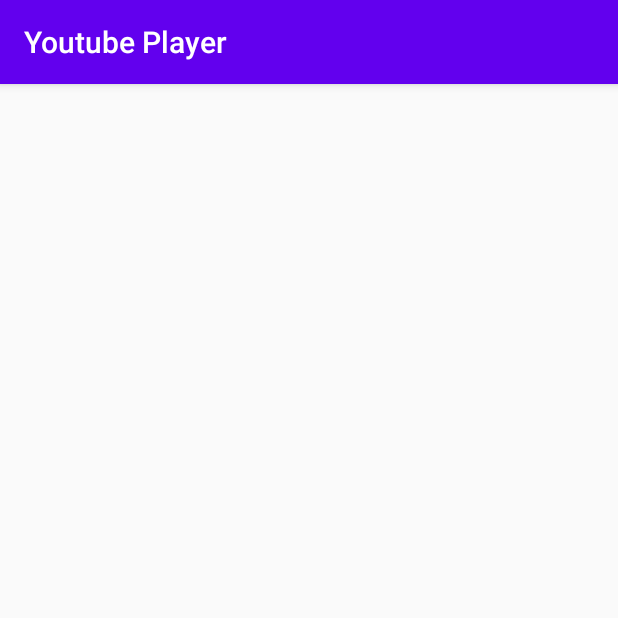
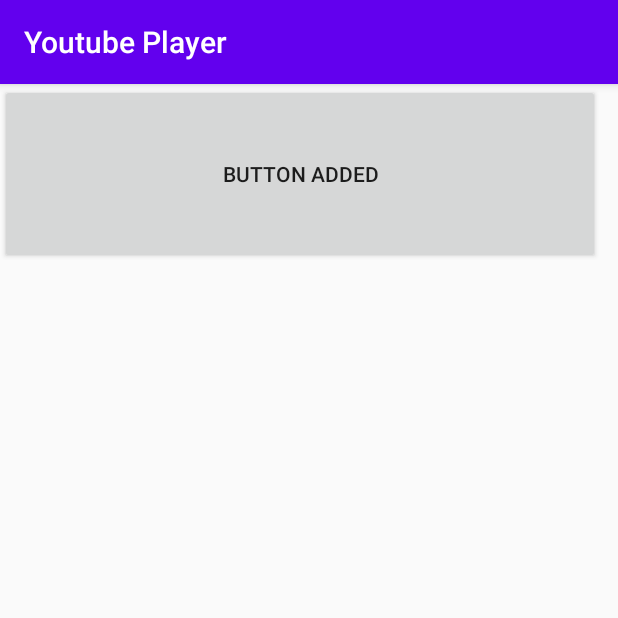
Before and after one commit to iamspd2/youtube-player-app, an Android app: the YoutubeActivity screen opened directly, with no data from a screen before it, on a phone screen of 412 x 824 dp, the top half of it. Run offline under Robolectric (Android 15) with nearby library versions, the phone set to English and light mode, and no system bars; libraries missing offline, so code that uses them is left out: com.google.android.youtube.

Commit message:
Add dynamic activity

```diff
--- a/app/src/main/java/com/srajdash/myapplication/YoutubeActivity.kt
+++ b/app/src/main/java/com/srajdash/myapplication/YoutubeActivity.kt
@@ -1,11 +1,35 @@
 package com.srajdash.myapplication
 
-import androidx.appcompat.app.AppCompatActivity
 import android.os.Bundle
+import android.widget.Button
+import androidx.constraintlayout.widget.ConstraintLayout
+import com.google.android.youtube.player.YouTubeBaseActivity
+import com.google.android.youtube.player.YouTubeInitializationResult
+import com.google.android.youtube.player.YouTubePlayer
 
-class YoutubeActivity : AppCompatActivity() {
+class YoutubeActivity : YouTubeBaseActivity(), YouTubePlayer.OnInitializedListener {
     override fun onCreate(savedInstanceState: Bundle?) {
         super.onCreate(savedInstanceState)
         setContentView(R.layout.activity_youtube)
+        val layout = findViewById<ConstraintLayout>(R.id.activity_youtube)
+        val button1 = Button(this)
+        button1.layoutParams = ConstraintLayout.LayoutParams(600,180)
+        button1.text = "Button added"
+        layout.addView((button1))
+    }
+
+    override fun onInitializationSuccess(
+        p0: YouTubePlayer.Provider?,
+        p1: YouTubePlayer?,
+        p2: Boolean
+    ) {
+        TODO("Not yet implemented")
+    }
+
+    override fun onInitializationFailure(
+        p0: YouTubePlayer.Provider?,
+        p1: YouTubeInitializationResult?
+    ) {
+        TODO("Not yet implemented")
     }
 }
--- a/app/src/main/res/layout/activity_youtube.xml
+++ b/app/src/main/res/layout/activity_youtube.xml
@@ -2,6 +2,7 @@
 <androidx.constraintlayout.widget.ConstraintLayout xmlns:android="http://schemas.android.com/apk/res/android"
     xmlns:app="http://schemas.android.com/apk/res-auto"
     xmlns:tools="http://schemas.android.com/tools"
+    android:id="@+id/activity_youtube"
     android:layout_width="match_parent"
     android:layout_height="match_parent"
     tools:context=".YoutubeActivity">
```
